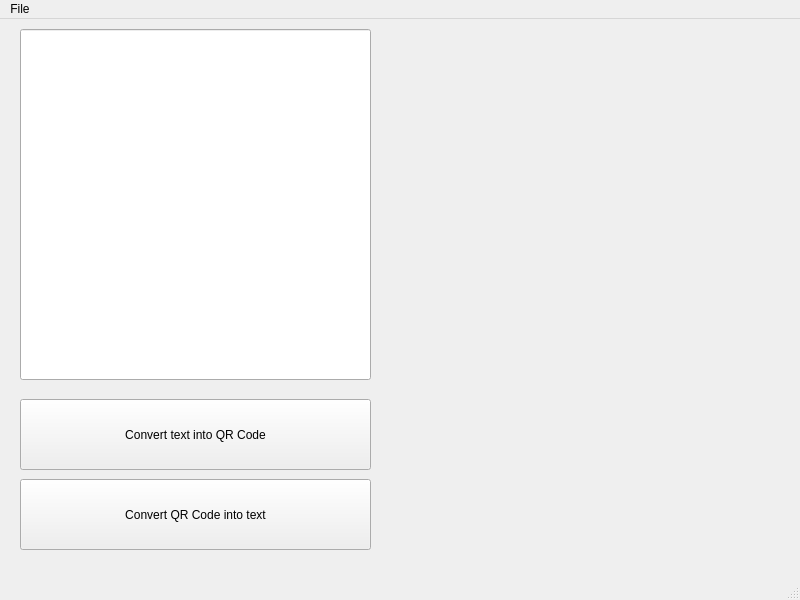
The window that qr_code_gui.ui (Gadomskyy/Qr-code-generator) describes before a commit, drawn with Qt 5.
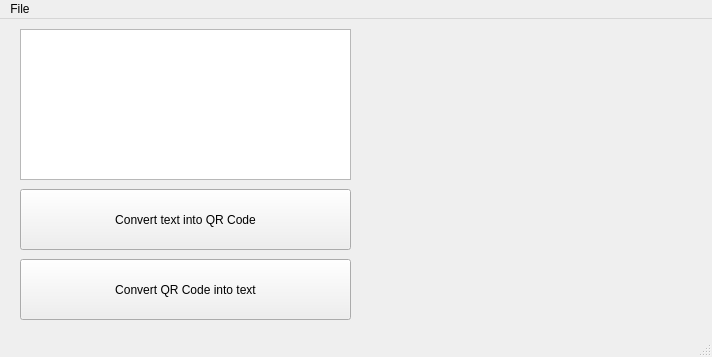
The same window after the commit.

Commit message: Line Edit changed to Text Edit

Diff of the .ui file:
```diff
--- a/qr_code_gui.ui
+++ b/qr_code_gui.ui
@@ -6,40 +6,21 @@
    <rect>
     <x>0</x>
     <y>0</y>
-    <width>800</width>
-    <height>600</height>
+    <width>712</width>
+    <height>357</height>
    </rect>
   </property>
   <property name="windowTitle">
    <string>MainWindow</string>
   </property>
   <widget class="QWidget" name="centralwidget">
-   <widget class="QLineEdit" name="textLine">
-    <property name="geometry">
-     <rect>
-      <x>20</x>
-      <y>10</y>
-      <width>351</width>
-      <height>351</height>
-     </rect>
-    </property>
-    <property name="autoFillBackground">
-     <bool>false</bool>
-    </property>
-    <property name="text">
-     <string/>
-    </property>
-    <property name="alignment">
-     <set>Qt::AlignLeading|Qt::AlignLeft|Qt::AlignTop</set>
-    </property>
-   </widget>
    <widget class="QPushButton" name="convert_into_QR">
     <property name="geometry">
      <rect>
       <x>20</x>
-      <y>380</y>
-      <width>351</width>
-      <height>71</height>
+      <y>170</y>
+      <width>331</width>
+      <height>61</height>
      </rect>
     </property>
     <property name="text">
@@ -50,9 +31,9 @@
     <property name="geometry">
      <rect>
       <x>20</x>
-      <y>460</y>
-      <width>351</width>
-      <height>71</height>
+      <y>240</y>
+      <width>331</width>
+      <height>61</height>
      </rect>
     </property>
     <property name="text">
@@ -64,21 +45,31 @@
      <rect>
       <x>390</x>
       <y>10</y>
-      <width>391</width>
-      <height>511</height>
+      <width>301</width>
+      <height>301</height>
      </rect>
     </property>
     <property name="text">
      <string/>
     </property>
    </widget>
+   <widget class="QTextEdit" name="textLine">
+    <property name="geometry">
+     <rect>
+      <x>20</x>
+      <y>10</y>
+      <width>331</width>
+      <height>151</height>
+     </rect>
+    </property>
+   </widget>
   </widget>
   <widget class="QMenuBar" name="menubar">
    <property name="geometry">
     <rect>
      <x>0</x>
      <y>0</y>
-     <width>800</width>
+     <width>712</width>
      <height>26</height>
     </rect>
    </property>
```
The commit also changes 2 other files.
